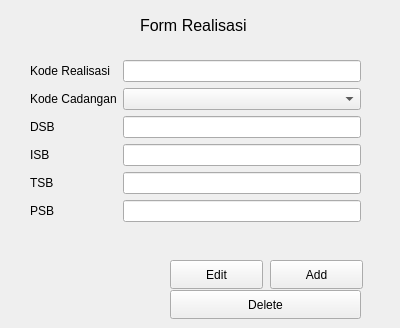
This is formrealisasi.ui in Yadija/tugas_visual_2 as Qt 5 draws it before an edit. The edited form follows.
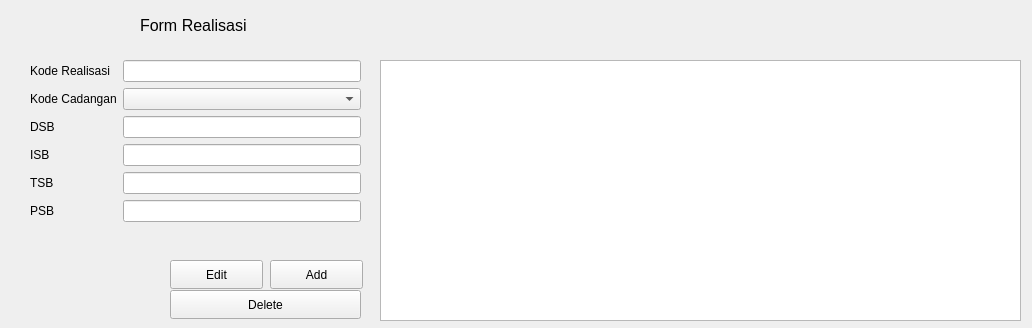
This is the edited form.

Commit message: ⚒️build: add table view, change message to form realisasi

Patch:
```diff
--- a/formrealisasi.ui
+++ b/formrealisasi.ui
@@ -6,7 +6,7 @@
    <rect>
     <x>0</x>
     <y>0</y>
-    <width>400</width>
+    <width>1032</width>
     <height>328</height>
    </rect>
   </property>
@@ -142,6 +142,16 @@
     <string>Form Realisasi</string>
    </property>
   </widget>
+  <widget class="QTableView" name="tableRealisasi">
+   <property name="geometry">
+    <rect>
+     <x>380</x>
+     <y>60</y>
+     <width>641</width>
+     <height>261</height>
+    </rect>
+   </property>
+  </widget>
  </widget>
  <resources/>
  <connections/>
```
The commit also changes 2 other files.
